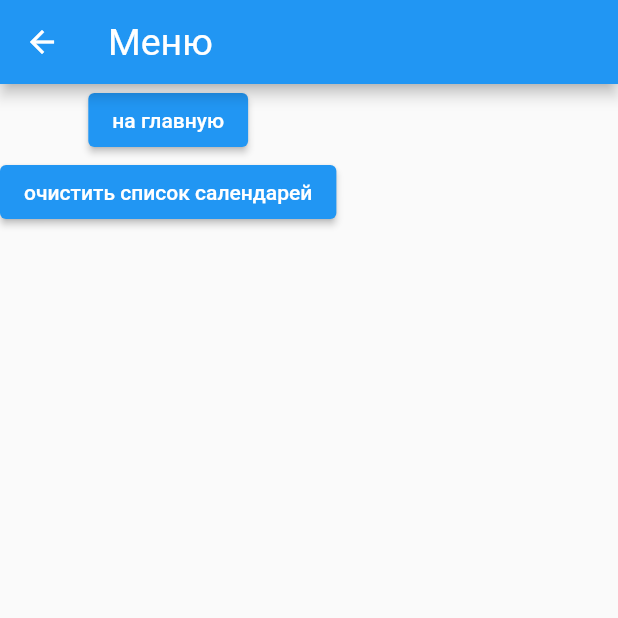
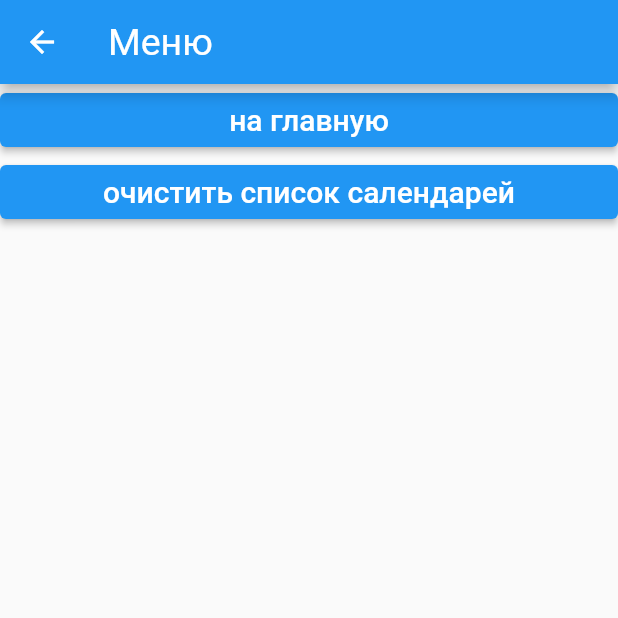
Before and after one commit to Alfatyhin/flutter_tango_calendar, a Flutter app: the CalendarsPage screen opened by its route, after a tap on the "menu" icon, on a phone screen of 412 x 824 dp, the top half of it. Run offline on Flutter 3.47's test engine with Material 2 defaults, Android fonts, the phone set to English and light mode, and no system bars; our stand-ins replace dio, shared_preferences, table_calendar; accounts and stored records are empty.

```diff
--- a/lib/pages/calendars.dart
+++ b/lib/pages/calendars.dart
@@ -1,5 +1,6 @@
 import 'dart:convert';
 
+import 'package:flutter/cupertino.dart';
 import 'package:flutter/material.dart';
 import 'package:tango_calendar/models/Calendar.dart';
 
@@ -113,16 +114,25 @@ class _CalendarsPageState extends State<CalendarsPage> {
         MaterialPageRoute(builder: (BuildContext context) {
           return Scaffold(
             appBar: AppBar(title: Text('Меню'),),
-            body: Column(
+            body:  Column(
+              crossAxisAlignment: CrossAxisAlignment.stretch,
               children: [
                 ElevatedButton(onPressed: () {
                   Navigator.pop(context);
                   Navigator.pushNamedAndRemoveUntil(context, '/', (route) => false);
-                }, child: Text('на главную')),
+                  }, child: Text('на главную',
+                  style: TextStyle(
+                      fontSize: 20
+                  ),)
+                ),
                 ElevatedButton(onPressed: () async {
                   await CalendarRepository().clearLocalDataJson('eventsJson');
                   setState(() {});
-                }, child: Text('очистить список салендарей'))
+                  }, child: Text('очистить список салендарей',
+                  style: TextStyle(
+                      fontSize: 20
+                  ),)
+                )
               ],
             ),
           );
@@ -135,7 +145,7 @@ class _CalendarsPageState extends State<CalendarsPage> {
     return Scaffold(
       appBar: AppBar(
         title: Center(
-          child: Text('Список календарей'),
+          child: Text('Calendars'),
         ),
         actions: [
           IconButton(
```
Also changed, not shown: lib/models/Event.dart (+8 -0 lines), lib/pages/start_page.dart (+65 -3 lines).
